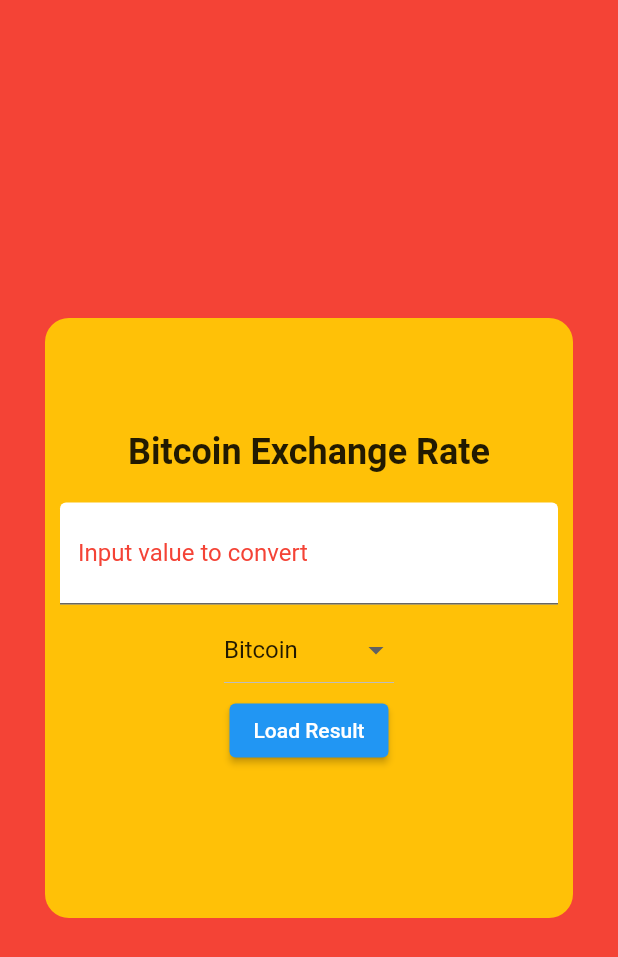
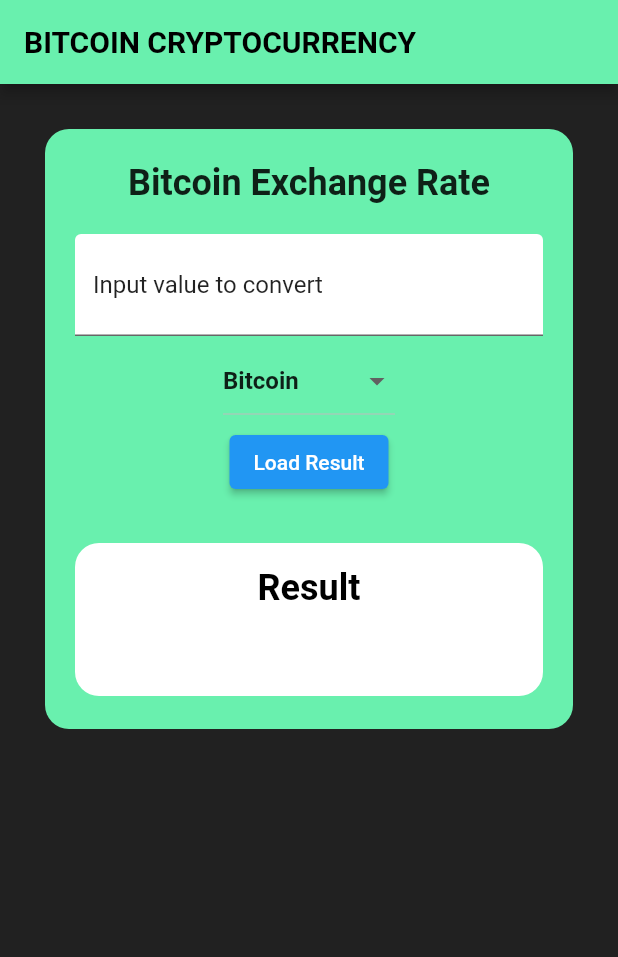
Before and after one commit to amierputra/crypto, a Flutter app: the screen it shows after launch, on a phone screen of 412 x 824 dp. Shown: the top 957 px of the screen. Run offline on Flutter 3.47's test engine with Material 2 defaults, Android fonts, the phone set to English and light mode, and no system bars.

Commit message:
update SingleChildScroll

```diff
--- a/lib/main.dart
+++ b/lib/main.dart
@@ -10,8 +10,16 @@ class MyApp extends StatelessWidget {
   const MyApp({Key? key}) : super(key: key);
   @override
   Widget build(BuildContext context) {
-    return const MaterialApp(
-      home: HomePage(),
+    return MaterialApp(
+      home: Scaffold(
+        appBar: AppBar(
+          backgroundColor: Colors.greenAccent,
+          title: Text('BITCOIN CRYPTOCURRENCY',
+              style: TextStyle(
+                  color: Colors.black, fontWeight: FontWeight.bold)),
+        ),
+        body: HomePage(),
+      ),
     );
   }
 }
@@ -26,10 +34,10 @@ class HomePage extends StatefulWidget {
 class _HomePageState extends State<HomePage> {
   TextEditingController textEditingController = TextEditingController();
 
-  Color mainColor = Colors.amber;
-  Color secondColor = Colors.red;
+  Color mainColor = Colors.black87;
+  Color secondColor = Colors.greenAccent;
 
-  String name = "", unit = "", desc="";
+  String name = "", unit = "", desc = "";
   double value = 0.0;
   var type, base, equal;
 
@@ -44,18 +52,20 @@ class _HomePageState extends State<HomePage> {
   @override
   Widget build(BuildContext context) {
     return Scaffold(
-        backgroundColor: secondColor,
-        body: SafeArea(
+        backgroundColor: mainColor,
+        body: SingleChildScrollView(
+          child: ConstrainedBox(
+            constraints: BoxConstraints(),
               child: Padding(
                   padding: const EdgeInsets.all(30.0),
                   child: Center(
                     child: Container(
-                    padding: const EdgeInsets.all(10),
+                      padding: const EdgeInsets.all(20.0),
                       height: 400.0,
                       width: 1000,
                       decoration: BoxDecoration(
                         borderRadius: BorderRadius.circular(16.0),
-                      color: mainColor,
+                        color: secondColor,
                       ),
                       child: Column(children: [
                         Expanded(
@@ -80,7 +90,7 @@ class _HomePageState extends State<HomePage> {
                                     labelStyle: TextStyle(
                                       fontWeight: FontWeight.normal,
                                       fontSize: 16.0,
-                                    color: secondColor,
+                                      color: mainColor,
                                     ),
                                   ),
                                   style: const TextStyle(
@@ -103,6 +113,7 @@ class _HomePageState extends State<HomePage> {
                                     return DropdownMenuItem(
                                       child: Text(
                                         selectCoin,
+                                        style: TextStyle(fontWeight: FontWeight.bold),
                                       ),
                                       value: selectCoin,
                                     );
@@ -111,10 +122,34 @@ class _HomePageState extends State<HomePage> {
                                 ElevatedButton(
                                     onPressed: _loadExchange,
                                     child: const Text("Load Result")),
+                                SizedBox(height: 30.0),
+                                Container(
+                                  width: double.infinity,
+                                  padding: EdgeInsets.all(16.0),
+                                  decoration: BoxDecoration(
+                                    color: Colors.white,
+                                    borderRadius: BorderRadius.circular(16.0),
+                                  ),
+                                  child: Column(
+                                    children: [
+                                      Text(
+                                        "Result",
+                                        style: TextStyle(
+                                          color: Colors.black,
+                                          fontSize: 24.0,
+                                          fontWeight: FontWeight.bold,
+                                        ),
+                                      ),
                                       Text(
                                         desc,
-                                style: const TextStyle(
-                                    fontSize: 22, fontWeight: FontWeight.bold),
+                                        style: TextStyle(
+                                          color: secondColor,
+                                          fontSize: 36.0,
+                                          fontWeight: FontWeight.normal,
+                                        ),
+                                      ),
+                                    ],
+                                  ),
                                 ),
                               ],
                             ),
@@ -122,7 +157,8 @@ class _HomePageState extends State<HomePage> {
                         ),
                       ]),
                     ),
-                ))));
+                  )))
+        ));
   }
 
   _loadExchange() async {
@@ -137,6 +173,8 @@ class _HomePageState extends State<HomePage> {
       cointype = "eth";
     } else if (selectCoin == "Litecoin") {
       cointype = "ltc";
+    } else if (selectCoin == "Bitcoin Cash") {
+      cointype = "bch";
     }
 
     if (rescode == 200) {
@@ -148,9 +186,8 @@ class _HomePageState extends State<HomePage> {
         type = parsedJson['rates']['$cointype']['type'];
 
         base = double.parse(textEditingController.text);
-        equal = base*value;
+        equal = (base * value).toStringAsFixed(2);
         desc = "$unit $equal";
-
       });
     } else {
       throw Exception("Failed to connect to API");
```
Lines whose indentation alone changed are shown as unchanged.
